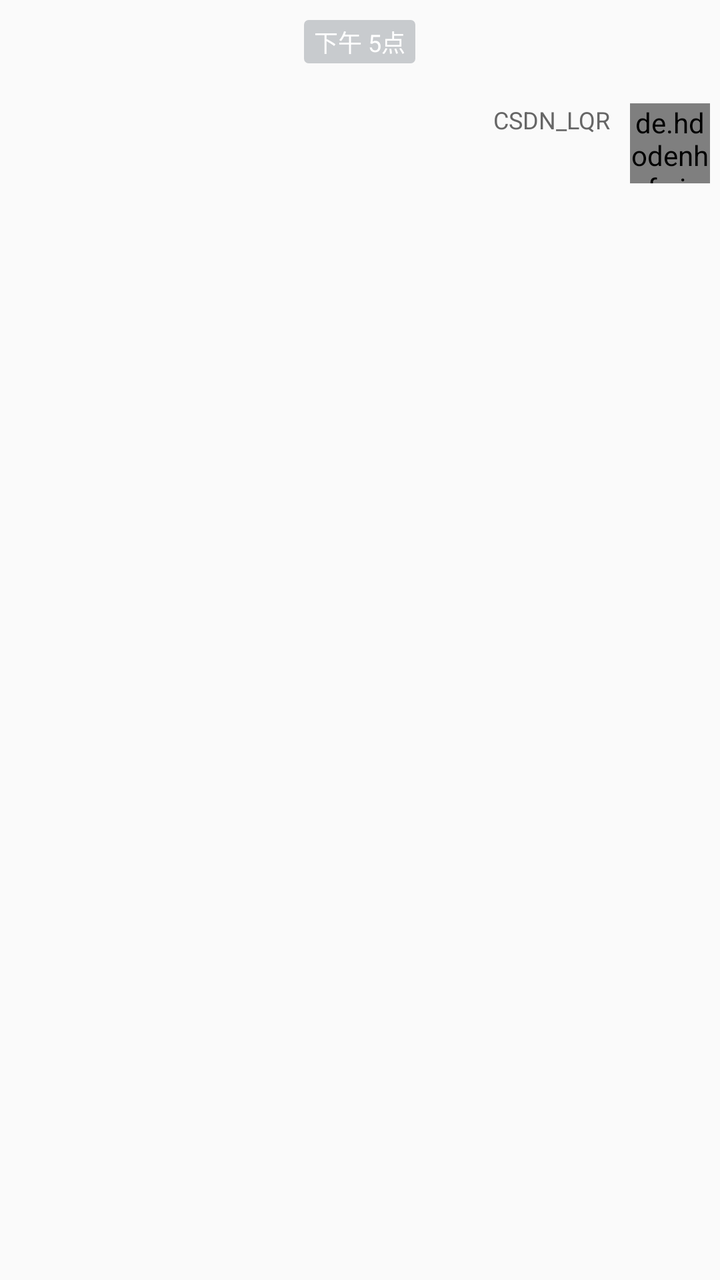
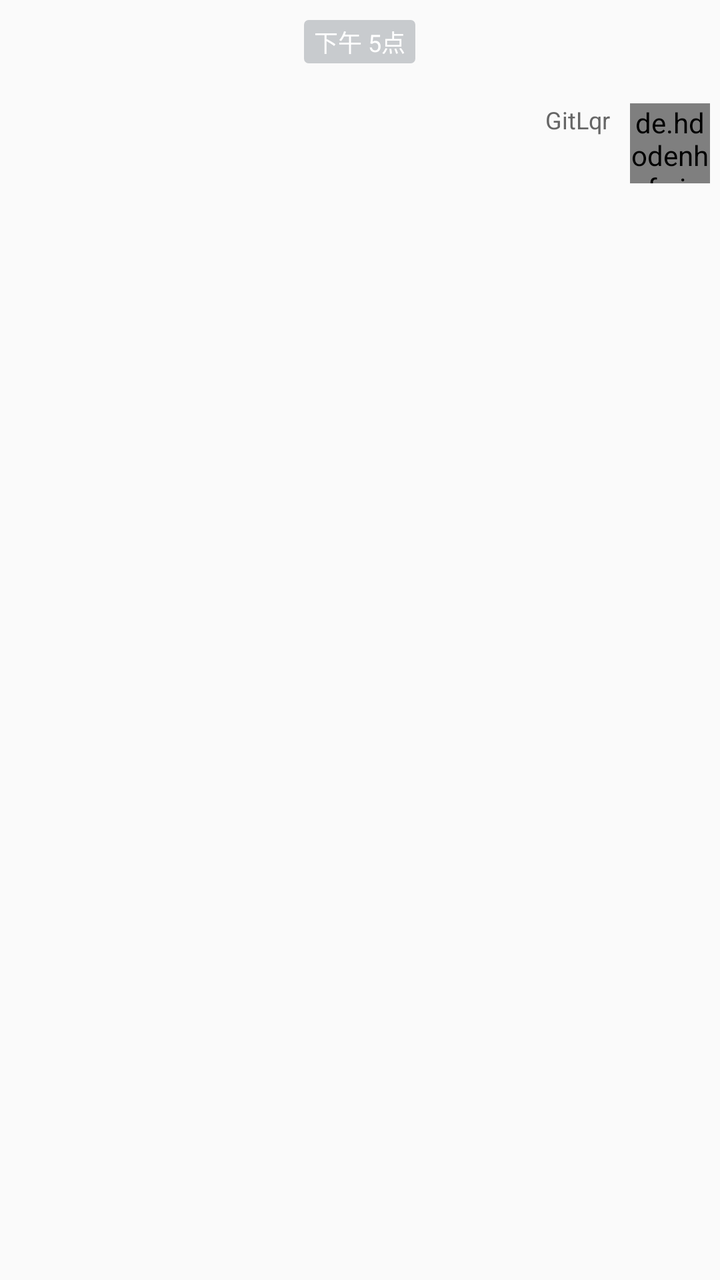

An Android layout rendered at two revisions. The XML below is the earlier revision; the diff shows what the commit changed to produce the second picture.
<!-- AndroidManifest.xml: application theme AppTheme -->
<!-- res/layout/item_sticker_send.xml -->
<?xml version="1.0" encoding="utf-8"?>
<LinearLayout xmlns:android="http://schemas.android.com/apk/res/android"
              xmlns:app="http://schemas.android.com/apk/res-auto"
              android:layout_width="match_parent"
              android:layout_height="match_parent"
              android:orientation="vertical">

    

    <TextView
        android:id="@+id/tvTime"
        android:layout_width="wrap_content"
        android:layout_height="wrap_content"
        android:layout_gravity="center_horizontal"
        android:layout_margin="10dp"
        android:background="@drawable/shape_notification_bg"
        android:gravity="center"
        android:paddingBottom="2dp"
        android:paddingLeft="5dp"
        android:paddingRight="5dp"
        android:paddingTop="2dp"
        android:text="下午 5点"
        android:textColor="#fff"
        android:textSize="12sp"/>

    <LinearLayout
        android:layout_width="match_parent"
        android:layout_height="wrap_content"
        android:layout_gravity="right"
        android:gravity="right"
        android:orientation="horizontal"
        android:paddingBottom="20dp"
        android:paddingLeft="5dp"
        android:paddingRight="5dp"
        android:paddingTop="10dp">

        <LinearLayout
            android:layout_width="wrap_content"
            android:layout_height="wrap_content"
            android:gravity="right"
            android:orientation="vertical">

            

            <TextView
                android:id="@+id/tvName"
                android:layout_width="wrap_content"
                android:layout_height="wrap_content"
                android:layout_marginRight="10dp"
                android:text="CSDN_LQR"
                android:textColor="#666666"
                android:textSize="12sp"
                android:visibility="visible"/>

            <LinearLayout
                android:layout_width="wrap_content"
                android:layout_height="wrap_content"
                android:layout_marginRight="10dp"
                android:gravity="center"
                android:orientation="horizontal">

                <ProgressBar
                    android:id="@+id/pbSending"
                    style="?android:attr/progressBarStyleSmall"
                    android:layout_width="20dp"
                    android:layout_height="20dp"
                    android:layout_gravity="center"
                    android:layout_margin="5dp"
                    android:visibility="gone"/>

                <LinearLayout
                    android:id="@+id/llError"
                    android:layout_width="wrap_content"
                    android:layout_height="wrap_content"
                    android:layout_gravity="center"
                    android:visibility="gone">

                    <de.hdodenhof.circleimageview.CircleImageView
                        android:id="@+id/ivError"
                        android:layout_width="20dp"
                        android:layout_height="20dp"
                        android:layout_gravity="center"
                        android:layout_margin="5dp"
                        android:src="@mipmap/img_error"/>

                    <TextView
                        android:id="@+id/tvRetry"
                        android:layout_width="wrap_content"
                        android:layout_height="wrap_content"
                        android:layout_gravity="center"
                        android:text="重试"
                        android:visibility="gone"/>
                </LinearLayout>

                <ImageView
                    android:id="@+id/ivSticker"
                    android:layout_width="60dp"
                    android:layout_height="60dp"
                    />


            </LinearLayout>
        </LinearLayout>
        

        <de.hdodenhof.circleimageview.CircleImageView
            android:id="@+id/ivAvatar"
            android:layout_width="40dp"
            android:layout_height="40dp"
            android:focusable="false"
            android:focusableInTouchMode="false"
            android:src="@mipmap/default_header"/>
    </LinearLayout>

</LinearLayout>
<!-- resources referenced by this layout -->
<resources>
  <!-- drawable shape_notification_bg (drawable) -->
  <?xml version="1.0" encoding="UTF-8"?>
  <shape xmlns:android="http://schemas.android.com/apk/res/android">
      <solid android:color="#C8CBCE" />
      <corners android:radius="2dip"/>
      <stroke
          android:width="0.5dip"
          android:color="#C8CBCE" />
  </shape>
  <!-- mipmap default_header: jpg bitmap (mipmap-hdpi, 49500 bytes) -->
  <!-- mipmap img_error: png bitmap (mipmap-hdpi, 820 bytes) -->
  <style name="AppTheme" parent="Theme.AppCompat.Light.NoActionBar">
          
          <item name="colorPrimary">@color/colorPrimary</item>
          <item name="colorPrimaryDark">@color/colorPrimaryDark</item>
          <item name="colorAccent">@color/colorAccent</item>
          
          <item name="android:windowAnimationStyle">@style/activityAnimation</item>
      </style>
  <color name="colorPrimary">#393A3F</color>
  <color name="colorPrimaryDark">#303135</color>
  <color name="colorAccent">#7e7e7e</color>
  <style name="activityAnimation" parent="@android:style/Animation">
          <item name="android:activityOpenEnterAnimation">@anim/slide_right_in</item>
          <item name="android:activityOpenExitAnimation">@anim/slide_left_out</item>
          <item name="android:activityCloseEnterAnimation">@anim/slide_left_in</item>
          <item name="android:activityCloseExitAnimation">@anim/slide_right_out</item>
      </style>
</resources>

<!-- the commit's change to res/layout/item_sticker_send.xml (unified diff, before → after) -->
@@ -47,7 +47,7 @@
                 android:layout_width="wrap_content"
                 android:layout_height="wrap_content"
                 android:layout_marginRight="10dp"
-                android:text="CSDN_LQR"
+                android:text="GitLqr"
                 android:textColor="#666666"
                 android:textSize="12sp"
                 android:visibility="visible"/>
